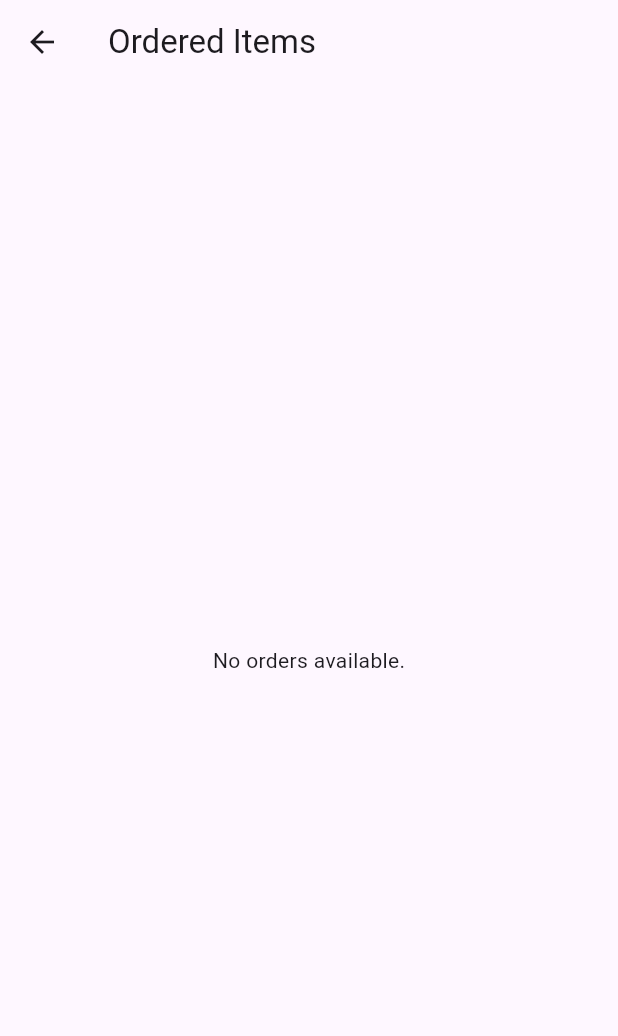
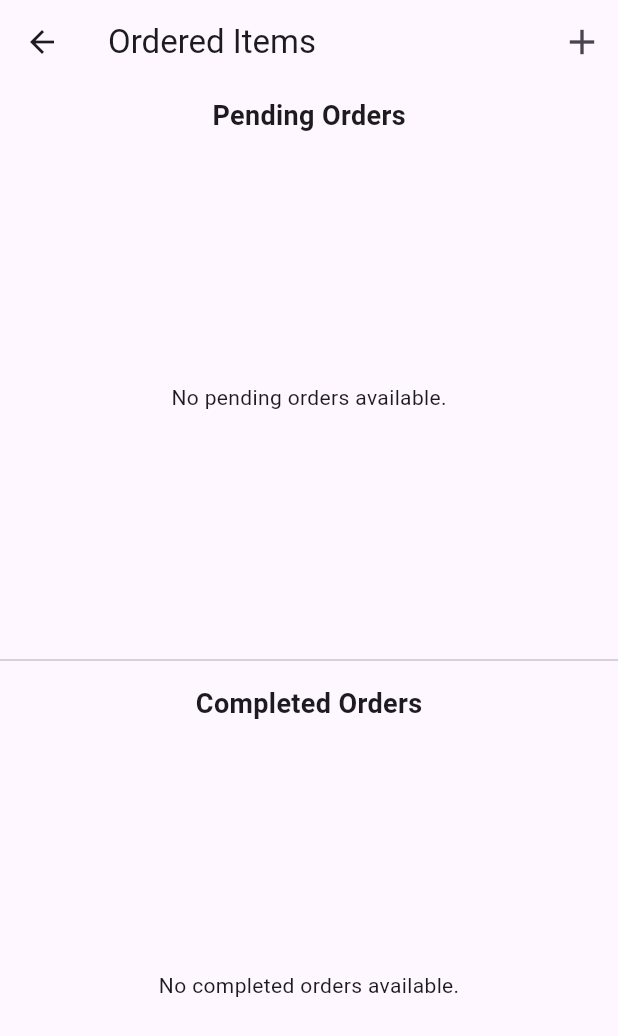
Before and after one commit to otabekinha/order_track, a Flutter app: the KDSScreen screen opened directly, on a phone screen of 412 x 824 dp. Shown: the top 1036 px of the screen. Run offline on Flutter 3.47's test engine with Material 3 defaults, Android fonts, the phone set to English and light mode, and no system bars; our stand-ins replace cloud_firestore, firebase_core; accounts and stored records are empty.

Commit message:
Added status of the items

```diff
--- a/lib/screens/kds_screen.dart
+++ b/lib/screens/kds_screen.dart
@@ -1,5 +1,6 @@
 import 'package:cloud_firestore/cloud_firestore.dart';
 import 'package:flutter/material.dart';
+import 'package:order_track/screens/pos_screen.dart';
 
 class KDSScreen extends StatefulWidget {
   const KDSScreen({super.key});
@@ -9,16 +10,19 @@ class KDSScreen extends StatefulWidget {
 }
 
 class _KDSScreenState extends State<KDSScreen> {
-  void _markAsCompleted(String orderId) async {
+  void _toggleOrderStatus(String orderId, String currentStatus) async {
+    final newStatus = currentStatus == 'completed' ? 'pending' : 'completed';
+
     try {
       await FirebaseFirestore.instance
           .collection('orders')
           .doc(orderId)
           .update({
-        'status': 'completed',
+        'status': newStatus,
       });
+
       ScaffoldMessenger.of(context).showSnackBar(
-        const SnackBar(content: Text('Order marked as completed!')),
+        SnackBar(content: Text('Order status updated to $newStatus!')),
       );
     } catch (e) {
       ScaffoldMessenger.of(context).showSnackBar(
@@ -27,37 +31,38 @@ class _KDSScreenState extends State<KDSScreen> {
     }
   }
 
-  @override
-  Widget build(BuildContext context) {
-    return Scaffold(
-      appBar: AppBar(
-        title: const Text('Ordered Items'),
-      ),
-      body: StreamBuilder(
-        stream: FirebaseFirestore.instance.collection('orders').snapshots(),
-        builder: (context, snapshot) {
-          if (snapshot.hasError) {
-            return Center(
-              child: Text('Error: ${snapshot.error}'),
+  void _deleteOrder(String orderId) async {
+    try {
+      await FirebaseFirestore.instance
+          .collection('orders')
+          .doc(orderId)
+          .delete();
+
+      ScaffoldMessenger.of(context).showSnackBar(
+        const SnackBar(content: Text('Order deleted successfully!')),
+      );
+    } catch (e) {
+      ScaffoldMessenger.of(context).showSnackBar(
+        SnackBar(content: Text('Failed to delete order: $e')),
       );
     }
-          if (snapshot.connectionState == ConnectionState.waiting) {
-            return const Center(
-              child: CircularProgressIndicator(),
-            );
   }
-          final orders = snapshot.data!.docs;
 
-          if (orders.isEmpty) {
-            return const Center(
-              child: Text('No orders available.'),
+  Widget _buildOrderList(List<DocumentSnapshot> orders, String statusFilter) {
+    final filteredOrders =
+        orders.where((order) => order['status'] == statusFilter).toList();
+
+    if (filteredOrders.isEmpty) {
+      return Center(
+        child: Text(
+            'No ${statusFilter == 'pending' ? 'pending' : 'completed'} orders available.'),
       );
     }
 
     return ListView.builder(
-            itemCount: orders.length,
+      itemCount: filteredOrders.length,
       itemBuilder: (context, index) {
-              final order = orders[index];
+        final order = filteredOrders[index];
         final orderId = order.id;
         final itemName = order['item_name'];
         final quantity = order['quantity'];
@@ -67,24 +72,111 @@ class _KDSScreenState extends State<KDSScreen> {
         return ListTile(
           title: Text('$itemName (x$quantity)'),
           subtitle: Text('Price: \$${price.toStringAsFixed(2)}'),
-                trailing: IconButton(
-                  icon: Icon(
-                    status == 'completed' ? Icons.check_circle : Icons.pending,
-                    color: status == 'completed' ? Colors.green : Colors.orange,
+          trailing: PopupMenuButton(
+            icon: const Icon(Icons.more_vert),
+            itemBuilder: (context) => [
+              PopupMenuItem(
+                child: TextButton(
+                  style: TextButton.styleFrom(
+                    foregroundColor: Colors.black,
                   ),
                   onPressed: () {
-                    if (status != 'completed') {
-                      _markAsCompleted(orderId);
-                    }
+                    Navigator.pop(context);
+                    _toggleOrderStatus(orderId, status);
                   },
+                  child: Text(status == 'completed'
+                      ? 'Mark as Pending'
+                      : 'Mark as Completed'),
                 ),
-                onTap: () {
-                  if (status != 'completed') {
-                    _markAsCompleted(orderId);
-                  }
+              ),
+              PopupMenuItem(
+                child: TextButton(
+                  style: TextButton.styleFrom(
+                    foregroundColor: Colors.red,
+                  ),
+                  onPressed: () {
+                    Navigator.pop(context);
+                    _deleteOrder(orderId);
+                  },
+                  child: const Text('Delete'),
+                ),
+              ),
+            ],
+          ),
+        );
       },
     );
+  }
+
+  @override
+  Widget build(BuildContext context) {
+    return Scaffold(
+      appBar: AppBar(
+        title: const Text('Ordered Items'),
+        actions: [
+          IconButton(
+            onPressed: () {
+              Navigator.push(
+                context,
+                MaterialPageRoute(
+                  builder: (context) => const POSScreen(),
+                ),
+              );
             },
+            icon: const Icon(Icons.add, size: 28),
+          ),
+        ],
+      ),
+      body: StreamBuilder<QuerySnapshot>(
+        stream: FirebaseFirestore.instance.collection('orders').snapshots(),
+        builder: (context, snapshot) {
+          if (snapshot.hasError) {
+            return Center(child: Text('Error: ${snapshot.error}'));
+          }
+          if (snapshot.connectionState == ConnectionState.waiting) {
+            return const Center(child: CircularProgressIndicator());
+          }
+
+          final orders = snapshot.data?.docs ?? [];
+
+          return Column(
+            children: [
+              Expanded(
+                child: Column(
+                  children: [
+                    const Padding(
+                      padding: EdgeInsets.all(8.0),
+                      child: Text(
+                        'Pending Orders',
+                        style: TextStyle(
+                            fontSize: 18, fontWeight: FontWeight.bold),
+                      ),
+                    ),
+                    Expanded(
+                      child: _buildOrderList(orders, 'pending'),
+                    ),
+                  ],
+                ),
+              ),
+              const Divider(),
+              Expanded(
+                child: Column(
+                  children: [
+                    const Padding(
+                      padding: EdgeInsets.all(8.0),
+                      child: Text(
+                        'Completed Orders',
+                        style: TextStyle(
+                            fontSize: 18, fontWeight: FontWeight.bold),
+                      ),
+                    ),
+                    Expanded(
+                      child: _buildOrderList(orders, 'completed'),
+                    ),
+                  ],
+                ),
+              ),
+            ],
           );
         },
       ),
--- a/lib/screens/login_screen.dart
+++ b/lib/screens/login_screen.dart
@@ -1,6 +1,7 @@
 import 'package:flutter/material.dart';
 import 'package:order_track/components/custom_button.dart';
 import 'package:order_track/components/custom_textfield.dart';
+import 'package:order_track/screens/kds_screen.dart';
 import 'package:order_track/screens/pos_screen.dart';
 
 class LoginScreen extends StatefulWidget {
@@ -34,7 +35,7 @@ class _LoginScreenState extends State<LoginScreen> {
       Navigator.push(
         context,
         MaterialPageRoute(
-          builder: (context) => const POSScreen(),
+          builder: (context) => const KDSScreen(),
         ),
       );
     } else {
--- a/pubspec.yaml
+++ b/pubspec.yaml
@@ -37,6 +37,7 @@ dependencies:
   cupertino_icons: ^1.0.6
   firebase_core: ^3.3.0
   cloud_firestore: ^5.2.1
+
 
 dev_dependencies:
   flutter_test:
```
Also changed, not shown: lib/components/menu_items.dart (added, +19 -0 lines), 3 other files. Lines whose indentation alone changed are shown as unchanged.
